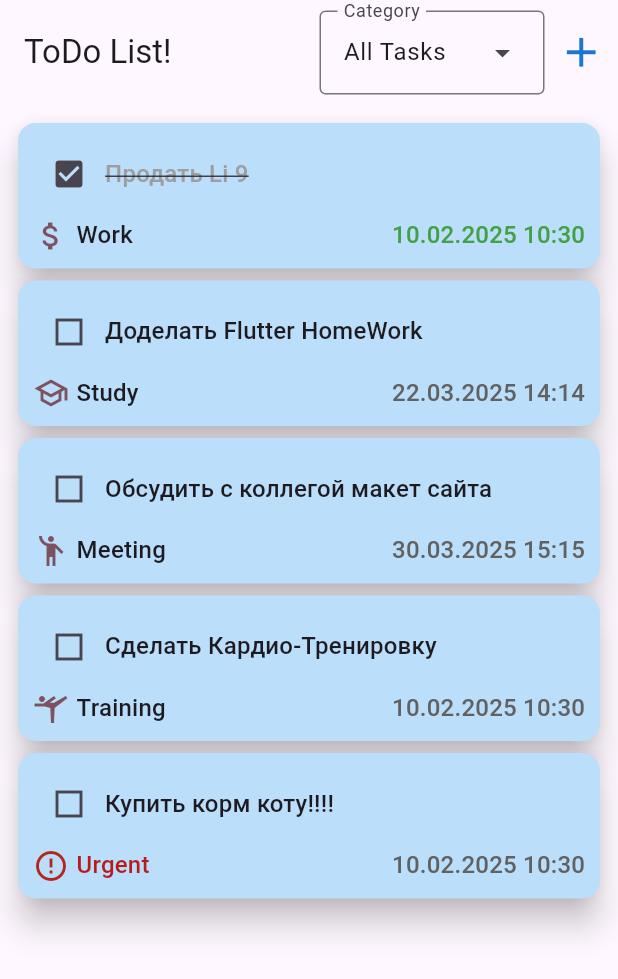
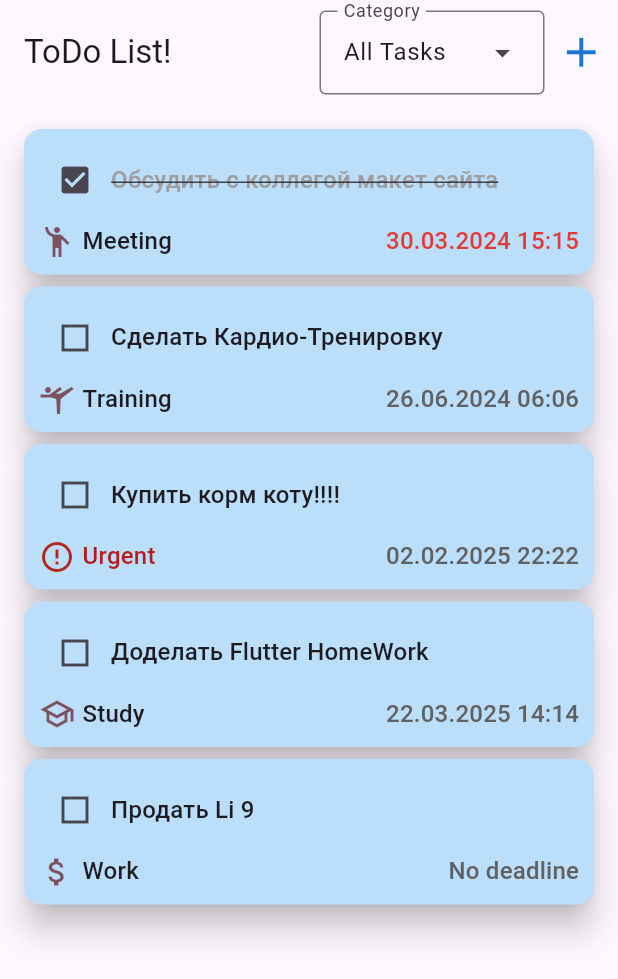
Before and after one commit to Flutter007/hw26, a Flutter app: the screen it shows after launch, after a tap on the "check box outline blank" icon, on a phone screen of 412 x 824 dp. Shown: the top 979 px of the screen. Run offline on Flutter 3.47's test engine with Material 3 defaults, Android fonts, the phone set to English and light mode, and no system bars; drawn by our look-alikes of flutter_slidable.

Commit message:
Modified sorting of List<Task>,added checking for null-value in dateTime,fixed bugs.

```diff
--- a/lib/helpers/formatted_datetime.dart
+++ b/lib/helpers/formatted_datetime.dart
@@ -7,20 +7,23 @@ String _addZero(int dateTimeValue) {
   return dateTimeValue.toString();
 }
 
-String formattedDate(DateTime dateTime) {
+String formattedDate(DateTime? dateTime) {
+  if (dateTime == null) return '';
   final day = _addZero(dateTime.day);
   final month = _addZero(dateTime.month);
   final year = dateTime.year;
   return '$day.$month.$year';
 }
 
-String formattedTime(TimeOfDay time) {
+String formattedTime(TimeOfDay? time) {
+  if (time == null) return '';
   final hour = _addZero(time.hour);
   final minutes = _addZero(time.minute);
   return '$hour:$minutes';
 }
 
-String formattedDateTime(DateTime dateTime) {
+String formattedDateTime(DateTime? dateTime) {
+  if (dateTime == null) return '';
   final date = formattedDate(dateTime);
   final time = formattedTime(TimeOfDay.fromDateTime(dateTime));
   return '$date $time';
--- a/lib/hw26.dart
+++ b/lib/hw26.dart
@@ -20,10 +20,10 @@ class _Hw26State extends State<Hw26> {
     Task(
       title: 'Продать Li 9',
       isCompleted: false,
-      deadLine: DateTime.now(),
-      finalTime: DateTime.now(),
       isDoneInTime: false,
       categoryId: 'work',
+      deadLine: null,
+      finalTime: DateTime.now(),
     ),
     Task(
       title: 'Доделать Flutter HomeWork',
@@ -36,7 +36,7 @@ class _Hw26State extends State<Hw26> {
     Task(
       title: 'Обсудить с коллегой макет сайта',
       isCompleted: false,
-      deadLine: DateTime(2025, 3, 30, 15, 15),
+      deadLine: DateTime(2024, 3, 30, 15, 15),
       finalTime: DateTime.now(),
       isDoneInTime: false,
       categoryId: 'meeting',
@@ -44,7 +44,7 @@ class _Hw26State extends State<Hw26> {
     Task(
       title: 'Сделать Кардио-Тренировку',
       isCompleted: false,
-      deadLine: DateTime.now(),
+      deadLine: DateTime(2024, 6, 26, 06, 06),
       finalTime: DateTime.now(),
       isDoneInTime: false,
       categoryId: 'training',
@@ -52,10 +52,10 @@ class _Hw26State extends State<Hw26> {
     Task(
       title: 'Купить корм коту!!!!',
       isCompleted: false,
-      deadLine: DateTime.now(),
-      finalTime: DateTime.now(),
+      deadLine: DateTime(2025, 2, 2, 22, 22),
       isDoneInTime: false,
       categoryId: 'urgent',
+      finalTime: DateTime.now(),
     ),
   ];
 
@@ -72,15 +72,9 @@ class _Hw26State extends State<Hw26> {
   }
 
   void checkDeadLine(Task task) {
-    if (task.deadLine != null && task.finalTime != null) {
-      setState(() {
-        task.isDoneInTime = task.finalTime!.compareTo(task.deadLine!) <= 0;
-      });
-    } else {
-      setState(() {
-        task.isDoneInTime = false;
-      });
-    }
+    setState(() {
+      task.isDoneInTime = task.checkIfDoneInTime();
+    });
   }
 
   void deleteTask(String id) {
@@ -120,6 +114,19 @@ class _Hw26State extends State<Hw26> {
 
   @override
   Widget build(BuildContext context) {
+    tasks.sort((a, b) => a.title.compareTo(b.title));
+    tasks.sort((a, b) {
+      if (a.deadLine == null && b.deadLine == null) {
+        return 0;
+      } else if (b.deadLine != null && a.deadLine == null) {
+        return 1;
+      } else if (b.deadLine == null && a.deadLine != null) {
+        return -1;
+      } else {
+        return a.deadLine!.compareTo(b.deadLine!);
+      }
+    });
+
     return Scaffold(
       appBar: AppBar(
         toolbarHeight: 70,
--- a/lib/model/task.dart
+++ b/lib/model/task.dart
@@ -17,13 +17,20 @@ class Task {
     String? id,
     required this.title,
     required this.isCompleted,
-    required this.deadLine,
-    required this.finalTime,
     required this.isDoneInTime,
     required this.categoryId,
+    this.deadLine,
+    required this.finalTime,
   }) : id = id ?? uuid.v4();
 
   TaskCategory get category {
     return categories.firstWhere((category) => category.id == categoryId);
   }
+
+  bool checkIfDoneInTime() {
+    if (deadLine == null) {
+      return true;
+    }
+    return finalTime!.compareTo(deadLine!) <= 0;
+  }
 }
--- a/lib/screens/todo_screen.dart
+++ b/lib/screens/todo_screen.dart
@@ -23,28 +23,30 @@ class TodoScreen extends StatelessWidget {
   Widget build(BuildContext context) {
     final theme = Theme.of(context);
     return Padding(
-      padding: const EdgeInsets.all(8.0),
+      padding: const EdgeInsets.all(12),
       child: ListView.builder(
         itemBuilder: (ctx, index) {
           final task = tasks[index];
           return Slidable(
             endActionPane: ActionPane(
-              extentRatio: 0.4,
+              extentRatio: 0.45,
               motion: ScrollMotion(),
               children: [
                 SlidableAction(
                   onPressed: (ctx) => deleteTask(task.id),
                   icon: Icons.delete,
+                  borderRadius: BorderRadius.circular(15),
                   label: 'Delete',
                   backgroundColor: theme.colorScheme.error,
-                  padding: EdgeInsets.zero,
+                  padding: EdgeInsets.all(15),
                 ),
                 SlidableAction(
                   onPressed: (ctx) => onTaskEdited(task.id),
                   icon: Icons.edit,
+                  borderRadius: BorderRadius.circular(15),
                   label: 'Edit',
                   backgroundColor: theme.colorScheme.secondary,
-                  padding: EdgeInsets.zero,
+                  padding: EdgeInsets.all(10),
                 ),
               ],
             ),
--- a/lib/widget/add_task.dart
+++ b/lib/widget/add_task.dart
@@ -29,7 +29,9 @@ class _AddTaskState extends State<AddTask> {
       final existingTask = widget.existingTask!;
       titleControl.text = existingTask.title;
       selectedDeadLine = existingTask.deadLine;
-      selectedTimeOfDeadLine = TimeOfDay.fromDateTime(existingTask.deadLine!);
+      selectedTimeOfDeadLine = existingTask.deadLine != null
+          ? TimeOfDay.fromDateTime(existingTask.deadLine!)
+          : null;
       selectedCategory = existingTask.categoryId;
     }
 
@@ -41,12 +43,13 @@ class _AddTaskState extends State<AddTask> {
     }
   }
 
-  void clearTimeText() {
+  void clearTimeText(Task? task) {
     setState(() {
       dateControl.text = '';
       timeControl.text = '';
       selectedDeadLine = null;
       selectedTimeOfDeadLine = null;
+      task?.deadLine = null;
     });
   }
 
@@ -64,6 +67,7 @@ class _AddTaskState extends State<AddTask> {
 
   void onAdd() {
     DateTime? dateTime;
+
     if (selectedDeadLine != null && selectedTimeOfDeadLine != null) {
       dateTime = DateTime(
         selectedDeadLine!.year,
@@ -77,11 +81,11 @@ class _AddTaskState extends State<AddTask> {
     final newTask = Task(
       id: widget.existingTask?.id,
       title: titleControl.text.trim(),
+      deadLine: dateTime,
       isCompleted: false,
-      deadLine: dateTime,
-      finalTime: DateTime.now(),
       isDoneInTime: false,
       categoryId: selectedCategory!,
+      finalTime: DateTime.now(),
     );
     widget.onTaskCreated(newTask);
     onCanceled();
@@ -114,7 +118,7 @@ class _AddTaskState extends State<AddTask> {
   void onTimeTap() async {
     final selectedDeadTime = await showTimePicker(
       context: context,
-      initialTime: selectedTimeOfDeadLine!,
+      initialTime: selectedTimeOfDeadLine ?? TimeOfDay.now(),
     );
     if (selectedDeadTime != null) {
       setState(() {
@@ -157,7 +161,9 @@ class _AddTaskState extends State<AddTask> {
                 ),
               ),
               IconButton(
-                  onPressed: clearTimeText, icon: Icon(Icons.close_outlined))
+                onPressed: () => clearTimeText(widget.existingTask),
+                icon: Icon(Icons.close_outlined),
+              )
             ],
           ),
           Row(
--- a/lib/widget/task_card.dart
+++ b/lib/widget/task_card.dart
@@ -5,7 +5,6 @@ import 'package:hw26/helpers/formatted_datetime.dart';
 class TaskCard extends StatelessWidget {
   final Task task;
   final void Function() checkTask;
-
   final void Function() checkDeadLine;
   final bool isDoneInTime;
 
@@ -81,7 +80,9 @@ class TaskCard extends StatelessWidget {
                   ],
                 ),
                 Text(
-                  formattedDateTime(task.deadLine!),
+                  task.deadLine != null
+                      ? formattedDateTime(task.deadLine)
+                      : 'No deadline',
                   style: titleMediumStyle.copyWith(
                     color: task.isCompleted
                         ? (task.isDoneInTime
```
